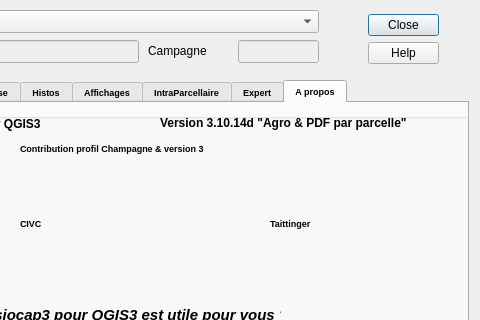
Before: the Qt Designer form Physiocap3_dialog_base.ui in jhemmi/Physiocap3, drawn with Qt 5; both pictures show x 172 to 652 and y 0 to 320 of the 652 by 862 pixel window.
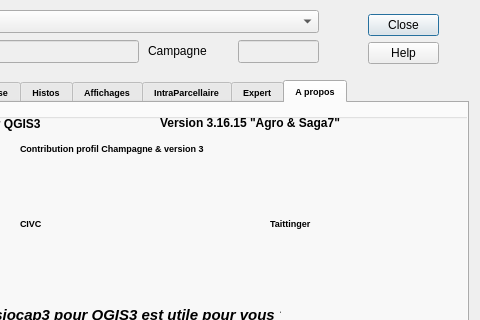
After: the same form once the commit is applied. The open tabs and pages were chosen to show the change.

```diff
--- a/Physiocap3_dialog_base.ui
+++ b/Physiocap3_dialog_base.ui
@@ -6108,7 +6108,7 @@
        </font>
       </property>
       <property name="text">
-       <string>Version 3.10.14d &quot;Agro &amp; PDF par parcelle&quot;</string>
+       <string>Version 3.16.15 &quot;Agro &amp; Saga7&quot;</string>
       </property>
      </widget>
      <widget class="QLabel" name="label_500">
```
